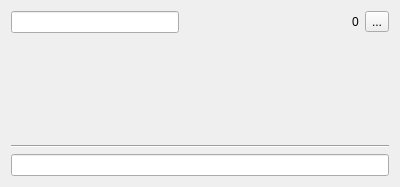
iamgeniuswei/MindReader, file Window/notecard.ui: the form before one commit.
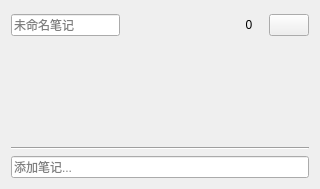
The form after the commit. Icons and pictures are not drawn. Custom widgets are drawn as their Qt base class.

Patch:
```diff
--- a/Window/notecard.ui
+++ b/Window/notecard.ui
@@ -6,13 +6,13 @@
    <rect>
     <x>0</x>
     <y>0</y>
-    <width>400</width>
-    <height>181</height>
+    <width>320</width>
+    <height>189</height>
    </rect>
   </property>
   <property name="minimumSize">
    <size>
-    <width>400</width>
+    <width>320</width>
     <height>0</height>
    </size>
   </property>
@@ -32,7 +32,11 @@
    <item>
     <layout class="QHBoxLayout" name="horizontalLayout">
      <item>
-      <widget class="QLineEdit" name="title"/>
+      <widget class="QLineEdit" name="title">
+       <property name="placeholderText">
+        <string>未命名笔记</string>
+       </property>
+      </widget>
      </item>
      <item>
       <spacer name="horizontalSpacer">
@@ -48,16 +52,53 @@
       </spacer>
      </item>
      <item>
-      <widget class="QLabel" name="index">
+      <widget class="UILabel" name="index">
+       <property name="sizePolicy">
+        <sizepolicy hsizetype="Fixed" vsizetype="Fixed">
+         <horstretch>0</horstretch>
+         <verstretch>0</verstretch>
+        </sizepolicy>
+       </property>
+       <property name="minimumSize">
+        <size>
+         <width>28</width>
+         <height>28</height>
+        </size>
+       </property>
+       <property name="maximumSize">
+        <size>
+         <width>28</width>
+         <height>27</height>
+        </size>
+       </property>
+       <property name="toolTip">
+        <string>跳转到页面</string>
+       </property>
        <property name="text">
         <string>0</string>
        </property>
+       <property name="alignment">
+        <set>Qt::AlignCenter</set>
+       </property>
       </widget>
      </item>
      <item>
-      <widget class="QToolButton" name="toolButton">
+      <widget class="QPushButton" name="trash">
+       <property name="toolTip">
+        <string>删除笔记</string>
+       </property>
        <property name="text">
-        <string>...</string>
+        <string/>
+       </property>
+       <property name="icon">
+        <iconset resource="../MindReader/res/resource.qrc">
+         <normaloff>:/img/delete</normaloff>:/img/delete</iconset>
+       </property>
+       <property name="iconSize">
+        <size>
+         <width>20</width>
+         <height>20</height>
+        </size>
        </property>
       </widget>
      </item>
@@ -65,10 +106,16 @@
    </item>
    <item>
     <widget class="QLabel" name="content">
+     <property name="sizePolicy">
+      <sizepolicy hsizetype="Preferred" vsizetype="Preferred">
+       <horstretch>0</horstretch>
+       <verstretch>0</verstretch>
+      </sizepolicy>
+     </property>
      <property name="minimumSize">
       <size>
        <width>0</width>
-       <height>100</height>
+       <height>0</height>
       </size>
      </property>
      <property name="text">
@@ -93,10 +140,23 @@
     </widget>
    </item>
    <item>
-    <widget class="QLineEdit" name="note"/>
+    <widget class="QLineEdit" name="note">
+     <property name="placeholderText">
+      <string>添加笔记...</string>
+     </property>
+    </widget>
    </item>
   </layout>
  </widget>
- <resources/>
+ <customwidgets>
+  <customwidget>
+   <class>UILabel</class>
+   <extends>QLabel</extends>
+   <header>uilabel.h</header>
+  </customwidget>
+ </customwidgets>
+ <resources>
+  <include location="../MindReader/res/resource.qrc"/>
+ </resources>
  <connections/>
 </ui>
```
